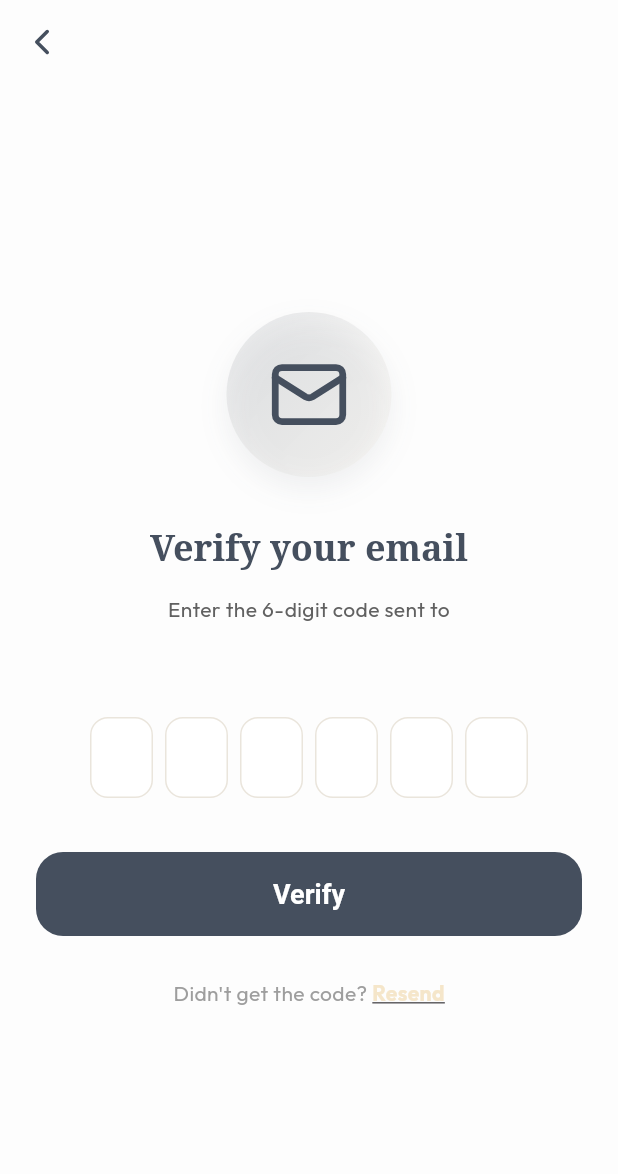
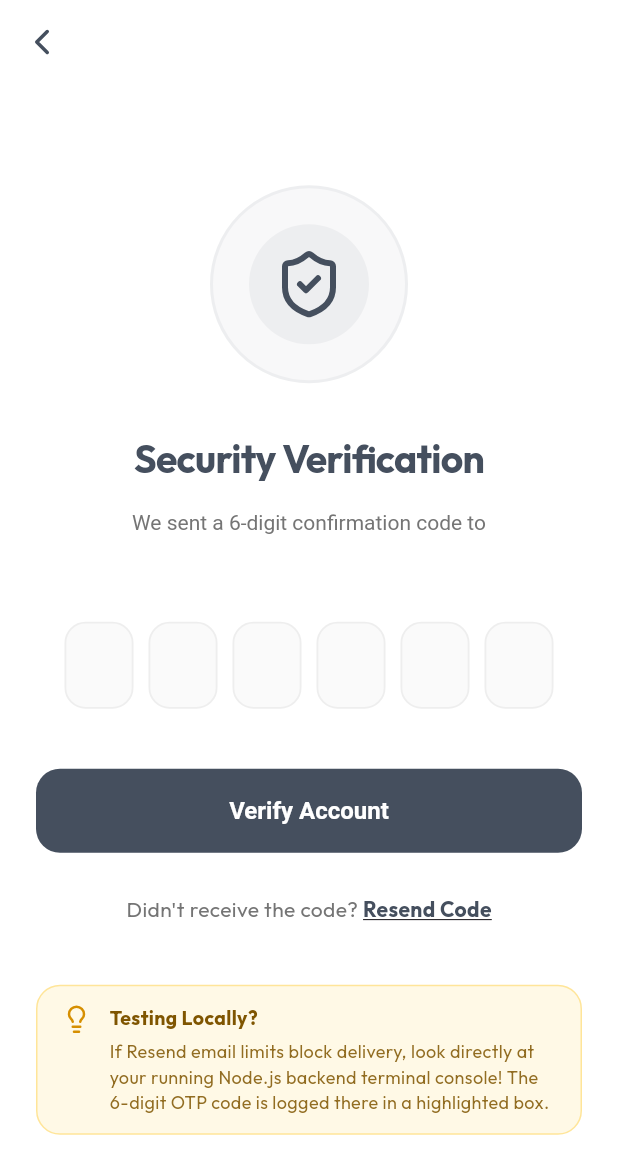
Before and after one commit to pavani163416/hotel-management, a Flutter app: the OtpPage screen opened by its route, on a phone screen of 412 x 824 dp. Shown: the top 1174 px of the screen. Run offline on Flutter 3.47's test engine with Material 3 defaults, Android fonts, the phone set to English and light mode, and no system bars; our stand-ins replace audioplayers, cached_network_image, dartz, dio, equatable, firebase_core and 11 more; accounts and stored records are empty; network calls fail.

Commit message:
Redesign OTP verification page to have premium visual aesthetics and developer fallback note

```diff
--- a/hotelmanag/lib/features/auth/presentation/pages/otp_page.dart
+++ b/hotelmanag/lib/features/auth/presentation/pages/otp_page.dart
@@ -20,6 +20,20 @@ class _OtpPageState extends State<OtpPage> {
   final List<FocusNode> _focusNodes = List.generate(6, (_) => FocusNode());
 
   @override
+  void initState() {
+    super.initState();
+    // Start listening to focus state changes to trigger rebuilds for active highlight styles
+    for (int i = 0; i < 6; i++) {
+      _focusNodes[i].addListener(() {
+        if (mounted) setState(() {});
+      });
+      _controllers[i].addListener(() {
+        if (mounted) setState(() {});
+      });
+    }
+  }
+
+  @override
   void dispose() {
     for (var c in _controllers) { c.dispose(); }
     for (var f in _focusNodes) { f.dispose(); }
@@ -32,7 +46,10 @@ class _OtpPageState extends State<OtpPage> {
     final code = _otpCode;
     if (code.length < 6) {
       ScaffoldMessenger.of(context).showSnackBar(
-        const SnackBar(content: Text('Please enter all 6 digits.')),
+        const SnackBar(
+          content: Text('Please enter all 6 digits.'),
+          behavior: SnackBarBehavior.floating,
+        ),
       );
       return;
     }
@@ -44,7 +61,11 @@ class _OtpPageState extends State<OtpPage> {
       context.go('/');
     } else if (mounted) {
       ScaffoldMessenger.of(context).showSnackBar(
-        SnackBar(content: Text(auth.error ?? 'Invalid verification code.')),
+        SnackBar(
+          content: Text(auth.error ?? 'Invalid verification code.'),
+          behavior: SnackBarBehavior.floating,
+          backgroundColor: Colors.red[800],
+        ),
       );
     }
   }
@@ -56,25 +77,35 @@ class _OtpPageState extends State<OtpPage> {
       ScaffoldMessenger.of(context).showSnackBar(
         SnackBar(
           content: Text(success ? 'A new code has been sent to your email.' : (auth.error ?? 'Failed to resend code')),
+          behavior: SnackBarBehavior.floating,
+          backgroundColor: success ? AppTheme.primaryColor : Colors.red[800],
         ),
       );
     }
   }
 
   void _onDigitChanged(String value, int index) {
-    if (value.isNotEmpty && index < 5) {
-      _focusNodes[index + 1].requestFocus();
-    }
-    if (value.isEmpty && index > 0) {
-      _focusNodes[index - 1].requestFocus();
+    if (value.isNotEmpty) {
+      if (index < 5) {
+        _focusNodes[index + 1].requestFocus();
+      } else {
+        // Last digit entered, dismiss keyboard and verify
+        _focusNodes[index].unfocus();
+        _verifyOtp();
+      }
+    } else {
+      if (index > 0) {
+        _focusNodes[index - 1].requestFocus();
+      }
     }
   }
 
   @override
   Widget build(BuildContext context) {
     final theme = Theme.of(context);
+
     return Scaffold(
-      backgroundColor: AppTheme.primaryColor.withOpacity(0.01),
+      backgroundColor: Colors.white,
       appBar: AppBar(
         backgroundColor: Colors.transparent,
         elevation: 0,
@@ -85,75 +116,95 @@ class _OtpPageState extends State<OtpPage> {
       ),
       body: Center(
         child: SingleChildScrollView(
-          padding: const EdgeInsets.symmetric(horizontal: 24, vertical: 16),
+          physics: const BouncingScrollPhysics(),
+          padding: const EdgeInsets.symmetric(horizontal: 24, vertical: 8),
           child: Column(
             mainAxisAlignment: MainAxisAlignment.center,
             children: [
+              // Icon Header Container
               Container(
-                padding: const EdgeInsets.all(28),
+                padding: const EdgeInsets.all(24),
                 decoration: BoxDecoration(
-                  gradient: LinearGradient(
-                    colors: [AppTheme.primaryColor.withOpacity(0.12), AppTheme.accentColor.withOpacity(0.10)],
-                    begin: Alignment.topLeft,
-                    end: Alignment.bottomRight,
+                  color: AppTheme.primaryColor.withOpacity(0.04),
+                  shape: BoxShape.circle,
+                  border: Border.all(
+                    color: AppTheme.primaryColor.withOpacity(0.06),
+                    width: 2,
                   ),
-                  shape: BoxShape.circle,
-                  boxShadow: [
-                    BoxShadow(
-                      color: AppTheme.primaryColor.withOpacity(0.08),
-                      blurRadius: 16,
-                      offset: const Offset(0, 8),
+                ),
+                child: Container(
+                  padding: const EdgeInsets.all(16),
+                  decoration: BoxDecoration(
+                    color: AppTheme.primaryColor.withOpacity(0.06),
+                    shape: BoxShape.circle,
+                  ),
+                  child: const Icon(
+                    LucideIcons.shieldCheck,
+                    size: 48,
+                    color: AppTheme.primaryColor
+                  ),
+                ),
+              ),
+              const SizedBox(height: 32),
+
+              // Title & Info text
+              const Text(
+                'Security Verification',
+                style: TextStyle(
+                  color: AppTheme.primaryColor,
+                  fontWeight: FontWeight.bold,
+                  fontSize: 26,
+                  letterSpacing: -0.5,
+                ),
+                textAlign: TextAlign.center,
+              ),
+              const SizedBox(height: 12),
+              RichText(
+                textAlign: TextAlign.center,
+                text: TextSpan(
+                  style: TextStyle(color: Colors.grey[600], fontSize: 14, height: 1.5),
+                  children: [
+                    const TextSpan(text: 'We sent a 6-digit confirmation code to\n'),
+                    TextSpan(
+                      text: widget.email,
+                      style: const TextStyle(
+                        color: AppTheme.primaryColor,
+                        fontWeight: FontWeight.bold,
+                      ),
                     ),
                   ],
                 ),
-                child: const Icon(LucideIcons.mail, size: 54, color: AppTheme.primaryColor),
-              ),
-              const SizedBox(height: 32),
-              Text(
-                'Verify your email',
-                style: theme.textTheme.headlineSmall?.copyWith(
-                  color: AppTheme.primaryColor,
-                  fontWeight: FontWeight.bold,
-                  fontFamily: 'Serif',
-                ),
-                textAlign: TextAlign.center,
-              ),
-              const SizedBox(height: 14),
-              Text(
-                'Enter the 6-digit code sent to',
-                style: theme.textTheme.bodyMedium?.copyWith(color: Colors.grey[700]),
-                textAlign: TextAlign.center,
-              ),
-              const SizedBox(height: 2),
-              Text(
-                widget.email,
-                style: theme.textTheme.bodyLarge?.copyWith(
-                  color: AppTheme.primaryColor,
-                  fontWeight: FontWeight.bold,
-                ),
-                textAlign: TextAlign.center,
               ),
               const SizedBox(height: 36),
+
+              // OTP Input Boxes
               Row(
                 mainAxisAlignment: MainAxisAlignment.center,
                 children: List.generate(6, (index) {
+                  final isFocused = _focusNodes[index].hasFocus;
+                  final hasText = _controllers[index].text.isNotEmpty;
+
                   return AnimatedContainer(
-                    duration: const Duration(milliseconds: 200),
-                    margin: const EdgeInsets.symmetric(horizontal: 4),
-                    width: 42,
-                    height: 54,
+                    duration: const Duration(milliseconds: 150),
+                    margin: const EdgeInsets.symmetric(horizontal: 5),
+                    width: 46,
+                    height: 58,
                     decoration: BoxDecoration(
-                      color: _controllers[index].text.isNotEmpty ? AppTheme.primaryColor.withOpacity(0.12) : Colors.white,
-                      borderRadius: BorderRadius.circular(12),
+                      color: isFocused
+                          ? Colors.white
+                          : (hasText ? AppTheme.primaryColor.withOpacity(0.02) : Colors.grey[50]),
+                      borderRadius: BorderRadius.circular(14),
                       border: Border.all(
-                        color: _focusNodes[index].hasFocus ? AppTheme.primaryColor : AppTheme.mutedColor,
-                        width: _focusNodes[index].hasFocus ? 2 : 1,
+                        color: isFocused
+                            ? AppTheme.primaryColor
+                            : (hasText ? AppTheme.primaryColor.withOpacity(0.4) : Colors.grey[200]!),
+                        width: isFocused ? 2 : 1.2,
                       ),
                       boxShadow: [
-                        if (_focusNodes[index].hasFocus)
+                        if (isFocused)
                           BoxShadow(
                             color: AppTheme.primaryColor.withOpacity(0.08),
-                            blurRadius: 8,
+                            blurRadius: 10,
                             offset: const Offset(0, 4),
                           ),
                       ],
@@ -164,9 +215,16 @@ class _OtpPageState extends State<OtpPage> {
                         focusNode: _focusNodes[index],
                         keyboardType: TextInputType.number,
                         textAlign: TextAlign.center,
-                        style: const TextStyle(fontSize: 22, fontWeight: FontWeight.bold, color: AppTheme.primaryColor),
+                        style: const TextStyle(
+                          fontSize: 22,
+                          fontWeight: FontWeight.bold,
+                          color: AppTheme.primaryColor
+                        ),
                         maxLength: 1,
-                        inputFormatters: [FilteringTextInputFormatter.digitsOnly],
+                        inputFormatters: [
+                          FilteringTextInputFormatter.digitsOnly,
+                          LengthLimitingTextInputFormatter(1),
+                        ],
                         decoration: const InputDecoration(
                           counterText: '',
                           border: InputBorder.none,
@@ -179,7 +237,9 @@ class _OtpPageState extends State<OtpPage> {
                   );
                 }),
               ),
-              const SizedBox(height: 36),
+              const SizedBox(height: 40),
+
+              // Verify Button
               Consumer<AuthProvider>(
                 builder: (context, auth, _) {
                   return SizedBox(
@@ -190,7 +250,7 @@ class _OtpPageState extends State<OtpPage> {
                       style: ElevatedButton.styleFrom(
                         backgroundColor: AppTheme.primaryColor,
                         foregroundColor: Colors.white,
-                        shape: RoundedRectangleBorder(borderRadius: BorderRadius.circular(18)),
+                        shape: RoundedRectangleBorder(borderRadius: BorderRadius.circular(16)),
                         elevation: 0,
                       ),
                       child: auth.isLoading
@@ -198,24 +258,72 @@ class _OtpPageState extends State<OtpPage> {
                               height: 22, width: 22,
                               child: CircularProgressIndicator(color: Colors.white, strokeWidth: 2),
                             )
-                          : const Text('Verify', style: TextStyle(fontSize: 18, fontWeight: FontWeight.bold)),
+                          : const Text('Verify Account', style: TextStyle(fontSize: 16, fontWeight: FontWeight.bold)),
                     ),
                   );
                 },
               ),
               const SizedBox(height: 28),
+
+              // Resend Area
               Row(
                 mainAxisAlignment: MainAxisAlignment.center,
                 children: [
-                  const Text("Didn't get the code? ", style: TextStyle(color: Colors.grey)),
+                  Text("Didn't receive the code? ", style: TextStyle(color: Colors.grey[600], fontSize: 14)),
                   GestureDetector(
                     onTap: _resendOtp,
-                    child: Text(
-                      'Resend',
-                      style: TextStyle(color: AppTheme.accentColor, fontWeight: FontWeight.bold, decoration: TextDecoration.underline),
+                    child: const Text(
+                      'Resend Code',
+                      style: TextStyle(
+                        color: AppTheme.primaryColor,
+                        fontWeight: FontWeight.bold,
+                        decoration: TextDecoration.underline
+                      ),
                     ),
                   ),
                 ],
+              ),
+
+              // Dev OTP Helper Note
+              Container(
+                margin: const EdgeInsets.only(top: 40),
+                padding: const EdgeInsets.symmetric(horizontal: 16, vertical: 12),
+                decoration: BoxDecoration(
+                  color: const Color(0xFFFFF9E6),
+                  borderRadius: BorderRadius.circular(16),
+                  border: Border.all(color: const Color(0xFFFFE599), width: 1),
+                ),
+                child: Row(
+                  crossAxisAlignment: CrossAxisAlignment.start,
+                  children: [
+                    const Icon(LucideIcons.lightbulb, size: 20, color: Color(0xFFD68F00)),
+                    const SizedBox(width: 12),
+                    Expanded(
+                      child: Column(
+                        crossAxisAlignment: CrossAxisAlignment.start,
+                        children: [
+                          const Text(
+                            'Testing Locally?',
+                            style: TextStyle(
+                              color: Color(0xFF7F5500),
+                              fontWeight: FontWeight.bold,
+                              fontSize: 13,
+                            ),
+                          ),
+                          const SizedBox(height: 4),
+                          Text(
+                            'If Resend email limits block delivery, look directly at your running Node.js backend terminal console! The 6-digit OTP code is logged there in a highlighted box.',
+                            style: TextStyle(
+                              color: const Color(0xFF7F5500).withOpacity(0.85),
+                              fontSize: 12,
+                              height: 1.4,
+                            ),
+                          ),
+                        ],
+                      ),
+                    ),
+                  ],
+                ),
               ),
             ],
           ),
```
